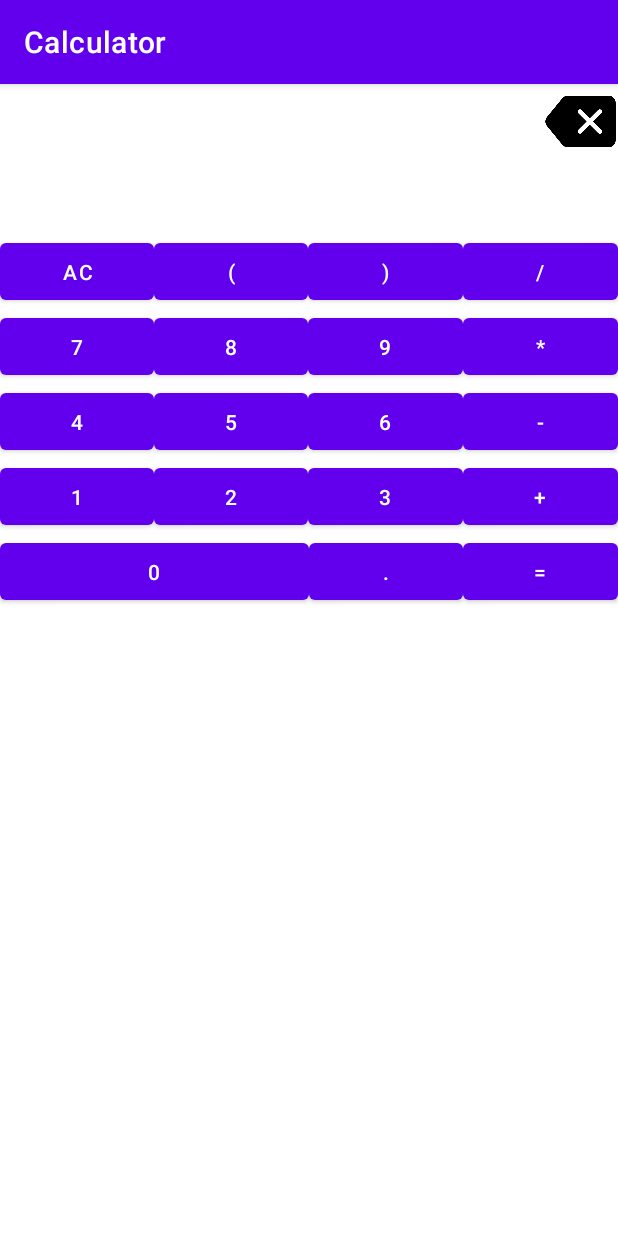
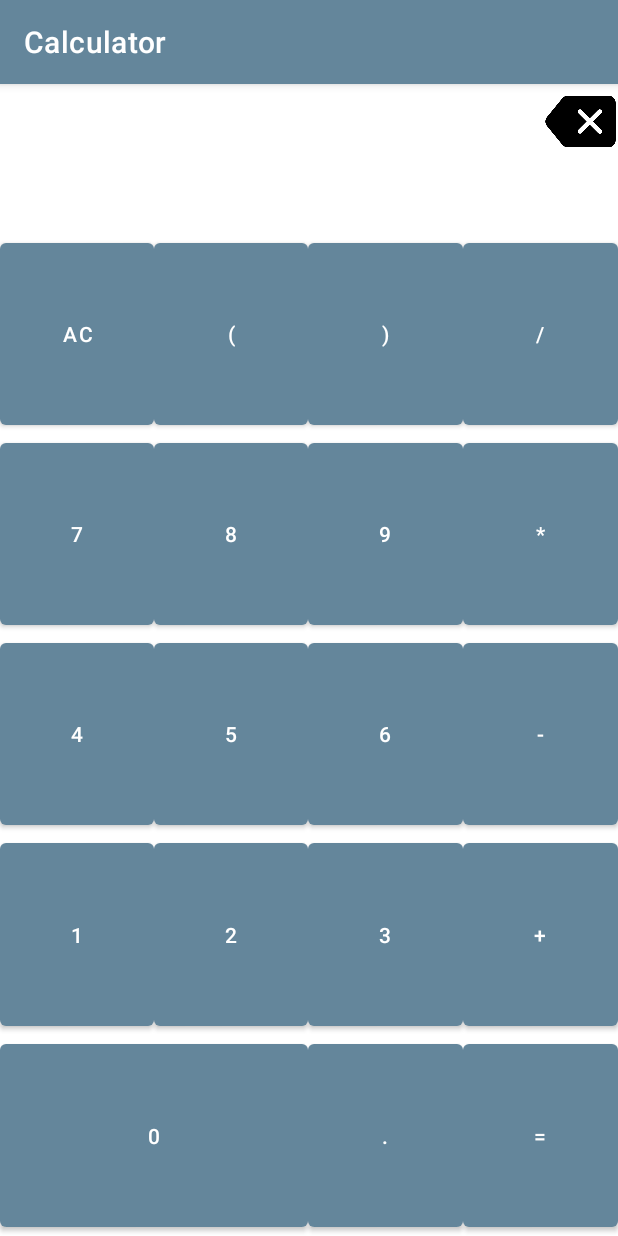
Before and after one commit to ryanf10/ppb, an Android app: the screen it shows after launch (MainActivity), on a phone screen of 412 x 824 dp. Run offline under Robolectric (Android 15) with nearby library versions, the phone set to English and light mode, and no system bars.

Commit message:
feat: change layout,theme, math expression library

```diff
--- a/calculator/app/build.gradle
+++ b/calculator/app/build.gradle
@@ -36,5 +36,5 @@ dependencies {
     androidTestImplementation 'androidx.test.ext:junit:1.1.3'
     androidTestImplementation 'androidx.test.espresso:espresso-core:3.4.0'
 
-    implementation 'com.udojava:EvalEx:2.7'
+    implementation 'org.mariuszgromada.math:MathParser.org-mXparser:5.0.7'
 }
--- a/calculator/app/src/main/java/com/example/calculator/MainActivity.java
+++ b/calculator/app/src/main/java/com/example/calculator/MainActivity.java
@@ -9,11 +9,11 @@ import android.widget.ImageButton;
 import android.widget.TextView;
 import android.widget.Toast;
 
-import java.math.BigDecimal;
 import java.text.DecimalFormat;
 import java.util.ArrayList;
 
-import com.udojava.evalex.Expression;
+import org.mariuszgromada.math.mxparser.Expression;
+import org.mariuszgromada.math.mxparser.mXparser;
 
 public class MainActivity extends AppCompatActivity {
     private ImageButton btnBackspace;
@@ -99,17 +99,14 @@ public class MainActivity extends AppCompatActivity {
         this.btnCalculate.setOnClickListener(new View.OnClickListener() {
             @Override
             public void onClick(View view) {
-                try {
-                    Expression expression = new Expression((String) txtResult.getText());
-                    BigDecimal eval = expression.eval();
-                    DecimalFormat df = (DecimalFormat) DecimalFormat.getInstance();
-                    df.setMinimumFractionDigits(0);
-                    df.setMaximumFractionDigits(10);
-                    txtResult.setText(df.format(eval));
-                } catch (Expression.ExpressionException e) {
-                    Toast.makeText(getApplicationContext(), "Mohon periksa input anda", Toast.LENGTH_LONG).show();
-                    System.out.println(e);
-                }
+                Expression e = new org.mariuszgromada.math.mxparser.Expression();
+                e.setExpressionString((String) txtResult.getText());
+                mXparser.consolePrintln((String) txtResult.getText());
+                DecimalFormat df = (DecimalFormat) DecimalFormat.getInstance();
+                df.setMinimumFractionDigits(0);
+                df.setMaximumFractionDigits(10);
+                df.setGroupingUsed(false);
+                txtResult.setText(df.format(e.calculate()));
             }
         });
 
--- /dev/null
+++ b/calculator/app/src/main/res/drawable/border.xml
@@ -0,0 +1,30 @@
+<?xml version="1.0" encoding="utf-8"?>
+<selector xmlns:android="http://schemas.android.com/apk/res/android">
+
+    <item android:state_pressed="true">
+        <shape>
+            <gradient android:startColor="#FFFF00" android:endColor="#FFFFA0" android:angle="270" />
+            <stroke android:width="3dp" android:color="#b8b8b8" />
+            <corners android:radius="3dp" />
+            <padding android:left="10dp" android:top="10dp" android:right="10dp" android:bottom="10dp" />
+        </shape>
+    </item>
+
+    <item android:state_focused="true">
+        <shape>
+            <gradient android:endColor="#ff8000" android:startColor="#ff3c00" android:angle="270" />
+            <stroke android:width="3dp" android:color="#b8b8b8" />
+            <corners android:radius="3dp" />
+            <padding android:left="10dp" android:top="10dp" android:right="10dp" android:bottom="10dp" />
+        </shape>
+    </item>
+
+    <item>
+        <shape>
+            <gradient android:endColor="#00e5ff" android:startColor="#026773" android:angle="270" />
+            <stroke android:width="3dp" android:color="#b8b8b8" />
+            <corners android:radius="3dp" />
+            <padding android:left="10dp" android:top="10dp" android:right="10dp" android:bottom="10dp" />
+        </shape>
+    </item>
+</selector>
--- a/calculator/app/src/main/res/layout/activity_main.xml
+++ b/calculator/app/src/main/res/layout/activity_main.xml
@@ -16,6 +16,7 @@
             android:layout_width="0dp"
             android:layout_height="100dp"
             android:layout_weight=".80"
+            android:textSize="20dp"
             android:text="" />
 
         <ImageButton
@@ -25,179 +26,170 @@
             android:background="@drawable/backspace" />
     </LinearLayout>
 
-    <LinearLayout
+
+    <GridLayout
         android:layout_width="match_parent"
-        android:layout_height="wrap_content">
+        android:layout_height="match_parent"
+        android:columnCount="4">
+
 
         <Button
             android:id="@+id/btnErase"
             android:text="AC"
-            android:layout_height="50dp"
+            android:layout_height="0dp"
             android:layout_width="0dp"
-            android:layout_weight=".25" />
+            android:layout_columnWeight="1"
+            android:layout_rowWeight="1" />
 
         <Button
             android:id="@+id/btnOpenParentheses"
             android:text="("
-            android:layout_height="50dp"
+            android:layout_height="0dp"
             android:layout_width="0dp"
-            android:layout_weight=".25" />
+            android:layout_columnWeight="1"
+            android:layout_rowWeight="1" />
 
         <Button
             android:id="@+id/btnCloseParentheses"
             android:text=")"
-            android:layout_height="50dp"
+            android:layout_height="0dp"
             android:layout_width="0dp"
-            android:layout_weight=".25" />
+            android:layout_columnWeight="1"
+            android:layout_rowWeight="1" />
 
         <Button
             android:id="@+id/btnDivision"
             android:text="/"
-            android:layout_height="50dp"
+            android:layout_height="0dp"
             android:layout_width="0dp"
-            android:layout_weight=".25" />
-    </LinearLayout>
-
-    <LinearLayout
-        android:orientation="horizontal"
-        android:layout_height="wrap_content"
-        android:layout_width="match_parent">
+            android:layout_columnWeight="1"
+            android:layout_rowWeight="1" />
 
         <Button
             android:id="@+id/btn7"
             android:text="7"
-            android:layout_height="50dp"
+            android:layout_height="0dp"
             android:layout_width="0dp"
-            android:layout_weight=".25" />
+            android:layout_columnWeight="1"
+            android:layout_rowWeight="1" />
 
         <Button
             android:id="@+id/btn8"
             android:text="8"
-            android:layout_height="50dp"
+            android:layout_height="0dp"
             android:layout_width="0dp"
-            android:layout_weight=".25" />
+            android:layout_columnWeight="1"
+            android:layout_rowWeight="1" />
 
         <Button
             android:id="@+id/btn9"
             android:text="9"
-            android:layout_height="50dp"
+            android:layout_height="0dp"
             android:layout_width="0dp"
-            android:layout_weight=".25" />
+            android:layout_columnWeight="1"
+            android:layout_rowWeight="1" />
 
         <Button
             android:id="@+id/btnMultiplication"
             android:text="*"
-            android:layout_height="50dp"
+            android:layout_height="0dp"
             android:layout_width="0dp"
-            android:layout_weight=".25" />
-
-    </LinearLayout>
-
-    <LinearLayout
-        android:orientation="horizontal"
-        android:layout_height="wrap_content"
-        android:layout_width="match_parent">
+            android:layout_columnWeight="1"
+            android:layout_rowWeight="1" />
 
         <Button
             android:id="@+id/btn4"
             android:text="4"
-            android:layout_height="50dp"
+            android:layout_height="0dp"
             android:layout_width="0dp"
-            android:layout_weight=".25" />
+            android:layout_columnWeight="1"
+            android:layout_rowWeight="1" />
 
         <Button
             android:id="@+id/btn5"
             android:text="5"
-            android:layout_height="50dp"
+            android:layout_height="0dp"
             android:layout_width="0dp"
-            android:layout_weight=".25" />
+            android:layout_columnWeight="1"
+            android:layout_rowWeight="1" />
 
         <Button
             android:id="@+id/btn6"
             android:text="6"
-            android:layout_height="50dp"
+            android:layout_height="0dp"
             android:layout_width="0dp"
-            android:layout_weight=".25" />
+            android:layout_columnWeight="1"
+            android:layout_rowWeight="1" />
 
 
         <Button
             android:id="@+id/btnSubtraction"
             android:text="-"
-            android:layout_height="50dp"
+            android:layout_height="0dp"
             android:layout_width="0dp"
-            android:layout_weight=".25" />
-
-    </LinearLayout>
-
-    <LinearLayout
-        android:orientation="horizontal"
-        android:layout_height="wrap_content"
-        android:layout_width="match_parent">
+            android:layout_columnWeight="1"
+            android:layout_rowWeight="1" />
 
         <Button
             android:id="@+id/btn1"
             android:text="1"
-            android:layout_height="50dp"
+            android:layout_height="0dp"
             android:layout_width="0dp"
-            android:layout_weight=".25" />
+            android:layout_columnWeight="1"
+            android:layout_rowWeight="1" />
 
         <Button
             android:id="@+id/btn2"
             android:text="2"
-            android:layout_height="50dp"
+            android:layout_height="0dp"
             android:layout_width="0dp"
-            android:layout_weight=".25" />
+            android:layout_columnWeight="1"
+            android:layout_rowWeight="1" />
 
         <Button
             android:id="@+id/btn3"
             android:text="3"
-            android:layout_height="50dp"
+            android:layout_height="0dp"
             android:layout_width="0dp"
-            android:layout_weight=".25" />
+            android:layout_columnWeight="1"
+            android:layout_rowWeight="1" />
 
 
         <Button
             android:id="@+id/btnAddition"
             android:text="+"
-            android:layout_height="50dp"
+            android:layout_height="0dp"
             android:layout_width="0dp"
-            android:layout_weight=".25" />
+            android:layout_columnWeight="1"
+            android:layout_rowWeight="1" />
 
-    </LinearLayout>
-
-    <LinearLayout
-        android:orientation="horizontal"
-        android:layout_height="wrap_content"
-        android:layout_width="match_parent">
 
         <Button
             android:id="@+id/btn0"
             android:text="0"
-            android:layout_height="50dp"
+            android:layout_height="0dp"
             android:layout_width="0dp"
-            android:layout_weight=".50" />
+            android:layout_columnWeight="1"
+            android:layout_rowWeight="1"
+
+
+            android:layout_columnSpan="2" />
 
         <Button
             android:id="@+id/btnDot"
             android:text="."
-            android:layout_height="50dp"
+            android:layout_height="0dp"
             android:layout_width="0dp"
-            android:layout_weight=".25" />
+            android:layout_columnWeight="1"
+            android:layout_rowWeight="1" />
 
 
         <Button
             android:id="@+id/btnCalculate"
             android:text="="
-            android:layout_height="50dp"
+            android:layout_height="0dp"
             android:layout_width="0dp"
-            android:layout_weight=".25" />
-
-    </LinearLayout>
-
-    <LinearLayout
-        android:layout_width="match_parent"
-        android:layout_height="wrap_content">
-
-
-    </LinearLayout>
+            android:layout_columnWeight="1"
+            android:layout_rowWeight="1" />
+    </GridLayout>
 </LinearLayout>
--- a/calculator/app/src/main/res/values-night/themes.xml
+++ b/calculator/app/src/main/res/values-night/themes.xml
@@ -2,9 +2,9 @@
     <!-- Base application theme. -->
     <style name="Theme.Calculator" parent="Theme.MaterialComponents.DayNight.DarkActionBar">
         <!-- Primary brand color. -->
-        <item name="colorPrimary">@color/purple_200</item>
-        <item name="colorPrimaryVariant">@color/purple_700</item>
-        <item name="colorOnPrimary">@color/black</item>
+        <item name="colorPrimary">@color/navy_900</item>
+        <item name="colorPrimaryVariant">@color/navy_700</item>
+        <item name="colorOnPrimary">@color/white</item>
         <!-- Secondary brand color. -->
         <item name="colorSecondary">@color/teal_200</item>
         <item name="colorSecondaryVariant">@color/teal_200</item>
--- a/calculator/app/src/main/res/values/colors.xml
+++ b/calculator/app/src/main/res/values/colors.xml
@@ -7,4 +7,7 @@
     <color name="teal_700">#FF018786</color>
     <color name="black">#FF000000</color>
     <color name="white">#FFFFFFFF</color>
+    <color name="navy_500">#64869B</color>
+    <color name="navy_700">#37596D</color>
+    <color name="navy_900">#073042</color>
 </resources>
--- a/calculator/app/src/main/res/values/themes.xml
+++ b/calculator/app/src/main/res/values/themes.xml
@@ -2,8 +2,8 @@
     <!-- Base application theme. -->
     <style name="Theme.Calculator" parent="Theme.MaterialComponents.DayNight.DarkActionBar">
         <!-- Primary brand color. -->
-        <item name="colorPrimary">@color/purple_500</item>
-        <item name="colorPrimaryVariant">@color/purple_700</item>
+        <item name="colorPrimary">@color/navy_500</item>
+        <item name="colorPrimaryVariant">@color/navy_700</item>
         <item name="colorOnPrimary">@color/white</item>
         <!-- Secondary brand color. -->
         <item name="colorSecondary">@color/teal_200</item>
```
